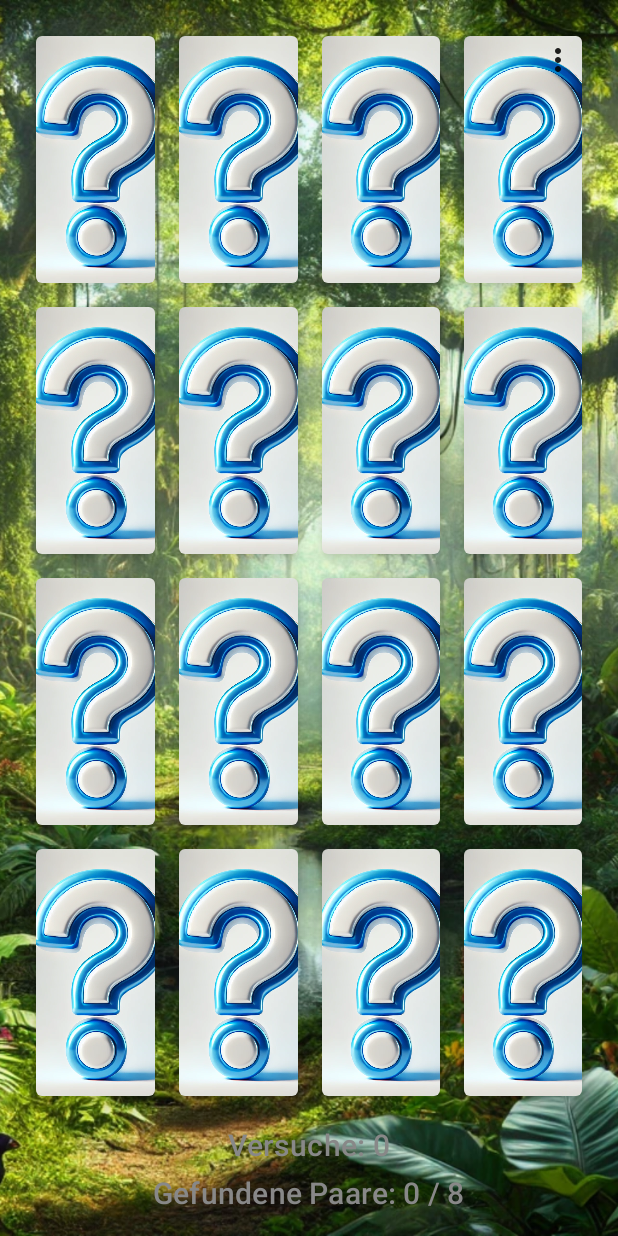
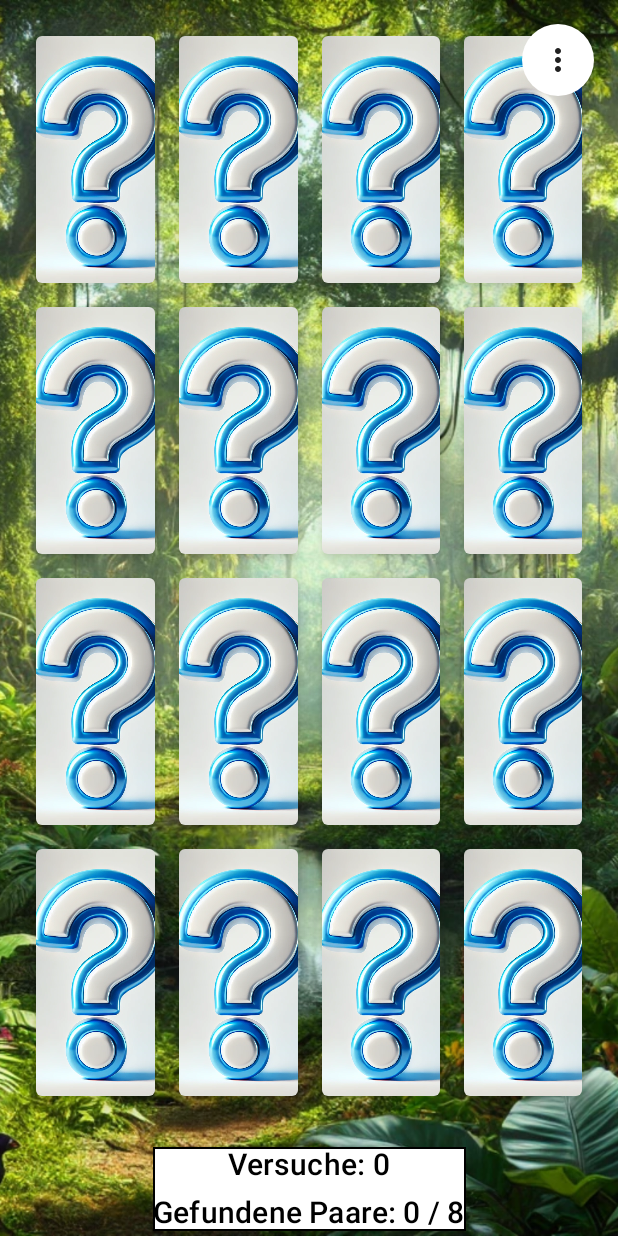
Before and after one commit to MohamadiAmirhossein/MemoryGamePepper, an Android app built with Jetpack Compose: the screen it shows after launch (MainActivity), on a phone screen of 412 x 824 dp. Run offline under Robolectric (Android 15) with nearby library versions, the phone set to English and light mode, and no system bars.

Commit message:
added background

```diff
--- a/app/src/main/java/com/example/memorygame/MainActivity.kt
+++ b/app/src/main/java/com/example/memorygame/MainActivity.kt
@@ -24,6 +24,8 @@ import androidx.compose.ui.platform.LocalConfiguration
 import android.content.Context
 import android.media.AudioManager
 import android.media.MediaPlayer
+import androidx.compose.foundation.background
+import androidx.compose.foundation.border
 import androidx.compose.foundation.layout.*
 import androidx.compose.ui.unit.dp
 import androidx.compose.runtime.remember
@@ -37,6 +39,7 @@ import androidx.compose.ui.graphics.vector.ImageVector
 import androidx.compose.material.icons.Icons
 import androidx.compose.material.icons.filled.MoreVert
 import androidx.compose.foundation.shape.CircleShape
+import androidx.compose.foundation.shape.RoundedCornerShape
 import androidx.compose.ui.draw.clip
 
 class MainActivity : ComponentActivity() {
@@ -146,22 +149,33 @@ fun MemoryGame(modifier: Modifier = Modifier) {
         // Informationen über Versuche und Paare
         Column(
             modifier = Modifier
-                .fillMaxWidth()
-                .padding(16.dp)
-                .align(Alignment.BottomCenter),
+                .padding(3.dp)
+                .align(Alignment.BottomCenter),  // Positioniere die Box unten zentriert
+            horizontalAlignment = Alignment.CenterHorizontally
+        ) {
+            Box(
+                modifier = Modifier
+                    .background(Color.White)  // Weißer Hintergrund
+                    .wrapContentSize()         // Passt die Größe der Box an den Inhalt an
+                    .border(1.dp, Color.Black)
+
+            ) {
+                Column(
                     horizontalAlignment = Alignment.CenterHorizontally
                 ) {
                     Text(
                         text = "Versuche: $attempts",
                         style = MaterialTheme.typography.h6,
-                color = Color.Gray
+                        color = Color.Black  // Textfarbe Schwarz
                     )
                     Spacer(modifier = Modifier.height(8.dp))
                     Text(
                         text = "Gefundene Paare: $pairsFound / $totalPairs",
                         style = MaterialTheme.typography.h6,
-                color = Color.Gray
+                        color = Color.Black  // Textfarbe Schwarz
                     )
+                }
+            }
         }
 
         // Kreiförmiger Button für Optionen
@@ -175,6 +189,7 @@ fun MemoryGame(modifier: Modifier = Modifier) {
                 modifier = Modifier
                     .clip(CircleShape)
                     .size(48.dp)
+                    .background(Color.White)
             ) {
                 Icon(
                     imageVector = Icons.Default.MoreVert,
```
Lines whose indentation alone changed are shown as unchanged.
